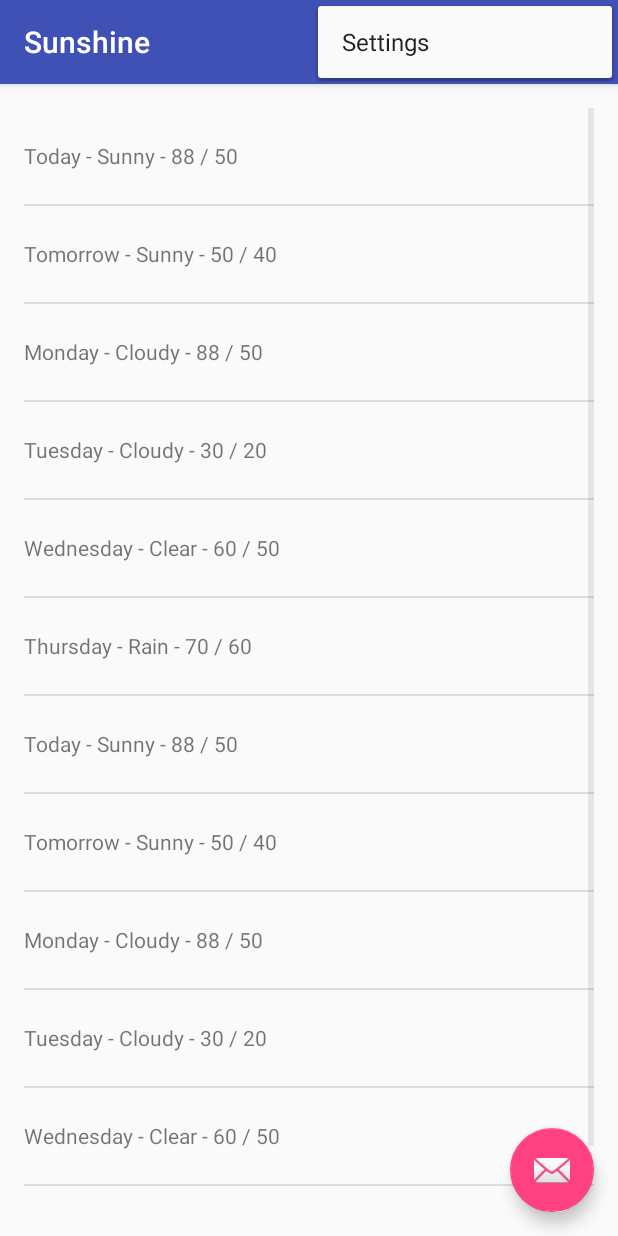
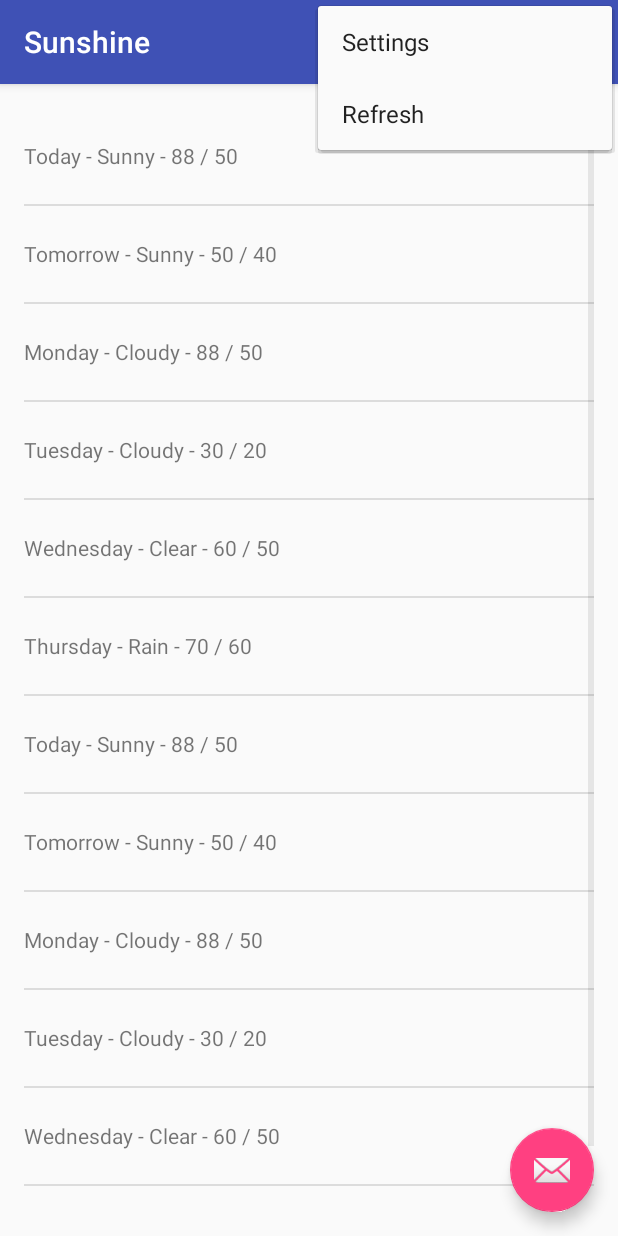
Before and after one commit to Alcanteria/Sunshine, an Android app: the screen it shows after launch (MainActivity), with the options menu open, on a phone screen of 412 x 824 dp. Run offline under Robolectric (Android 15) with nearby library versions, the phone set to English and light mode, and no system bars.

```diff
--- a/app/src/main/AndroidManifest.xml
+++ b/app/src/main/AndroidManifest.xml
@@ -1,6 +1,8 @@
 <?xml version="1.0" encoding="utf-8"?>
 <manifest xmlns:android="http://schemas.android.com/apk/res/android"
     package="app.alcanteria.com.sunshine.app">
+
+    <uses-permission android:name="android.permission.INTERNET" />
 
     <application
         android:allowBackup="true"
--- a/app/src/main/java/app/alcanteria/com/sunshine/app/MainActivityFragment.java
+++ /dev/null
@@ -1,53 +0,0 @@
-package app.alcanteria.com.sunshine.app;
-
-import android.support.v4.app.Fragment;
-import android.os.Bundle;
-import android.view.LayoutInflater;
-import android.view.View;
-import android.view.ViewGroup;
-import android.widget.ArrayAdapter;
-import android.widget.ListView;
-
-import java.util.ArrayList;
-import java.util.Arrays;
-import java.util.List;
-
-/**
- * A placeholder fragment containing a simple view.
- */
-public class MainActivityFragment extends Fragment {
-
-    public MainActivityFragment() {
-    }
-
-    @Override
-    public View onCreateView(LayoutInflater inflater, ViewGroup container,
-                             Bundle savedInstanceState) {
-
-        View rootView = inflater.inflate(R.layout.fragment_main, container);
-
-        String[] forecastArray = {
-                                    "Today - Sunny - 88 / 50",
-                                    "Tomorrow - Sunny - 50 / 40",
-                                    "Monday - Cloudy - 88 / 50",
-                                    "Tuesday - Cloudy - 30 / 20",
-                                    "Wednesday - Clear - 60 / 50",
-                                    "Thursday - Rain - 70 / 60",
-                                    "Today - Sunny - 88 / 50",
-                                    "Tomorrow - Sunny - 50 / 40",
-                                    "Monday - Cloudy - 88 / 50",
-                                    "Tuesday - Cloudy - 30 / 20",
-                                    "Wednesday - Clear - 60 / 50",
-                                    "Thursday - Rain - 70 / 60"
-                                };
-
-        ArrayList<String> dummyData = new ArrayList<String>(Arrays.asList(forecastArray));
-
-        ArrayAdapter<String> forecastAdapter = new ArrayAdapter<String>(getActivity(), R.layout.list_item_forecast, R.id.list_item_forecast_textview, dummyData);
-
-        ListView listView = (ListView)rootView.findViewById(R.id.listview_forecast);
-        listView.setAdapter(forecastAdapter);
-
-        return rootView;
-    }
-}
--- a/app/src/main/res/layout/activity_main.xml
+++ b/app/src/main/res/layout/activity_main.xml
@@ -21,8 +21,7 @@
 
     </android.support.design.widget.AppBarLayout>
 
-    <!--<fragment   android:name="app.alcanteria.com.sunshine.app.MainActivityFragment"
-                android:id="@+id/myFragment"
+    <!--<fragment   android:name="app.alcanteria.com.sunshine.app.ForecastFragment              android:id="@+id/myFragment"
                 android:layout_height="wrap_content"
                 android:layout_width="match_parent"
         />-->
--- a/app/src/main/res/layout/content_main.xml
+++ b/app/src/main/res/layout/content_main.xml
@@ -2,7 +2,7 @@
     xmlns:app="http://schemas.android.com/apk/res-auto"
     xmlns:tools="http://schemas.android.com/tools"
     android:id="@+id/fragment"
-    android:name="app.alcanteria.com.sunshine.app.MainActivityFragment"
+    android:name="app.alcanteria.com.sunshine.app.ForecastFragment"
     android:layout_width="match_parent"
     android:layout_height="match_parent"
     app:layout_behavior="@string/appbar_scrolling_view_behavior"
--- a/app/src/main/res/layout/fragment_main.xml
+++ b/app/src/main/res/layout/fragment_main.xml
@@ -6,7 +6,7 @@
     android:paddingLeft="@dimen/activity_horizontal_margin"
     android:paddingRight="@dimen/activity_horizontal_margin"
     android:paddingTop="@dimen/activity_vertical_margin"
-    tools:context="app.alcanteria.com.sunshine.app.MainActivityFragment"
+    tools:context=".ForecastFragment"
     tools:showIn="@layout/activity_main">
 
     <ListView
--- /dev/null
+++ b/app/src/main/res/menu/forecastfragment.xml
@@ -0,0 +1,9 @@
+<?xml version="1.0" encoding="utf-8"?>
+<menu xmlns:android="http://schemas.android.com/apk/res/android"
+    xmlns:app="http://schemas.android.com/apk/res-auto">
+    <item
+        android:id="@+id/action_refresh"
+        android:orderInCategory="100"
+        android:title="@string/action_refresh"
+        app:showAsAction="never" />
+</menu>
--- a/app/src/main/res/values/strings.xml
+++ b/app/src/main/res/values/strings.xml
@@ -1,4 +1,5 @@
 <resources>
     <string name="app_name">Sunshine</string>
     <string name="action_settings">Settings</string>
+    <string name="action_refresh">Refresh</string>
 </resources>
```
Also changed, not shown: app/src/main/java/app/alcanteria/com/sunshine/app/ForecastFragment.java (added, +204 -0 lines), app/src/main/java/app/alcanteria/com/sunshine/app/WeatherDataParser.java (added, +127 -0 lines).
